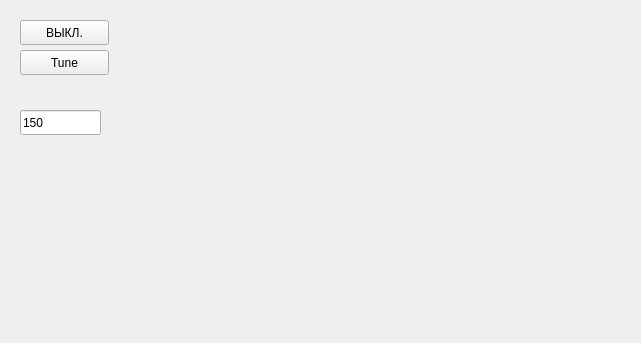
Above: controller/form.ui from rn3kk/RemoteTubeAmplifaier before the change. Below: the same form after it.
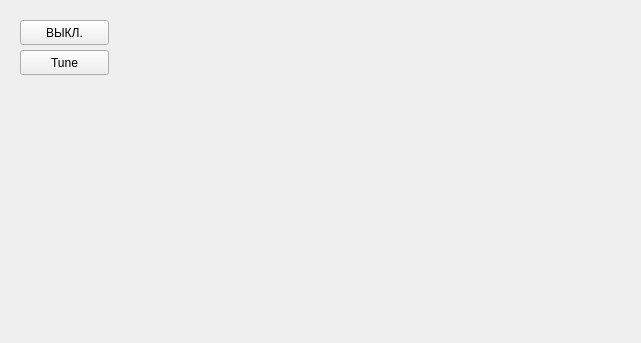
That is the form after the change.

```diff
--- a/controller/form.ui
+++ b/controller/form.ui
@@ -50,19 +50,6 @@
     <string>Tune</string>
    </property>
   </widget>
-  <widget class="QLineEdit" name="lineEdit">
-   <property name="geometry">
-    <rect>
-     <x>20</x>
-     <y>110</y>
-     <width>81</width>
-     <height>25</height>
-    </rect>
-   </property>
-   <property name="text">
-    <string>150</string>
-   </property>
-  </widget>
  </widget>
  <resources/>
  <connections/>
```
Left out of the diff: 2 changed lines with no effect on the pictures.
